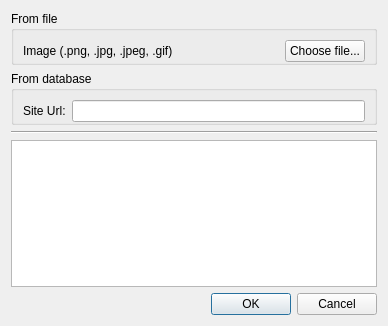
Qt form src/lib/other/iconchooser.ui (tenrok/kclient3) before a commit.
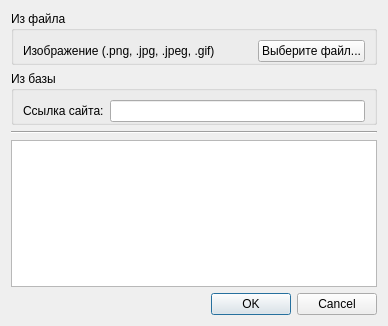
The same form after that commit.

```diff
--- a/src/lib/other/iconchooser.ui
+++ b/src/lib/other/iconchooser.ui
@@ -17,7 +17,7 @@
    <item>
     <widget class="QGroupBox" name="groupBox">
      <property name="title">
-      <string>From file</string>
+      <string>Из файла</string>
      </property>
      <layout class="QHBoxLayout" name="horizontalLayout">
       <property name="bottomMargin">
@@ -26,7 +26,7 @@
       <item>
        <widget class="QLabel" name="label">
         <property name="text">
-         <string>Image (.png, .jpg, .jpeg, .gif)</string>
+         <string>Изображение (.png, .jpg, .jpeg, .gif)</string>
         </property>
        </widget>
       </item>
@@ -39,7 +39,7 @@
          </sizepolicy>
         </property>
         <property name="text">
-         <string>Choose file...</string>
+         <string>Выберите файл...</string>
         </property>
        </widget>
       </item>
@@ -49,7 +49,7 @@
    <item>
     <widget class="QGroupBox" name="groupBox_2">
      <property name="title">
-      <string>From database</string>
+      <string>Из базы</string>
      </property>
      <layout class="QHBoxLayout" name="horizontalLayout_2">
       <property name="bottomMargin">
@@ -58,7 +58,7 @@
       <item>
        <widget class="QLabel" name="label_3">
         <property name="text">
-         <string>Site Url:</string>
+         <string>Ссылка сайта:</string>
         </property>
        </widget>
       </item>
```
Left out of the diff: 2 changed lines with no effect on the pictures.
